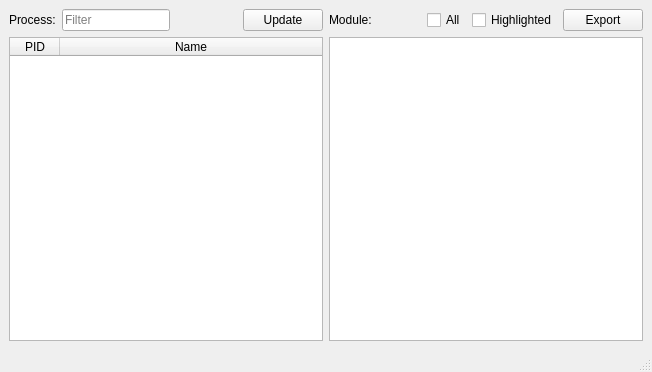
This is src/mainwindow.ui in wh201906/garage as Qt 5 draws it before an edit. The edited form follows.
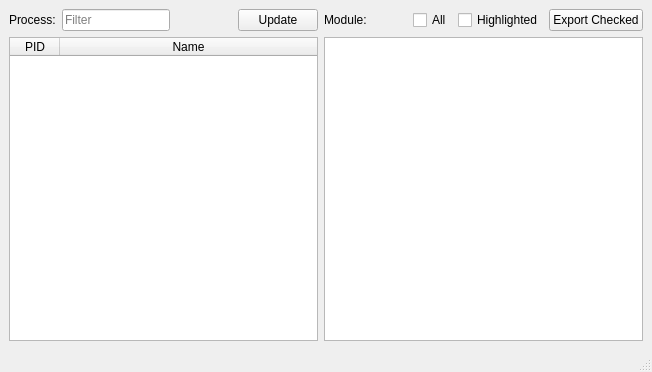
This is the edited form.

Patch:
```diff
--- a/src/mainwindow.ui
+++ b/src/mainwindow.ui
@@ -136,7 +136,7 @@
         <item>
          <widget class="QPushButton" name="Mod_exportButton">
           <property name="text">
-           <string>Export</string>
+           <string>Export Checked</string>
           </property>
          </widget>
         </item>
```
Left out of the diff: 20 changed lines with no effect on the pictures.
